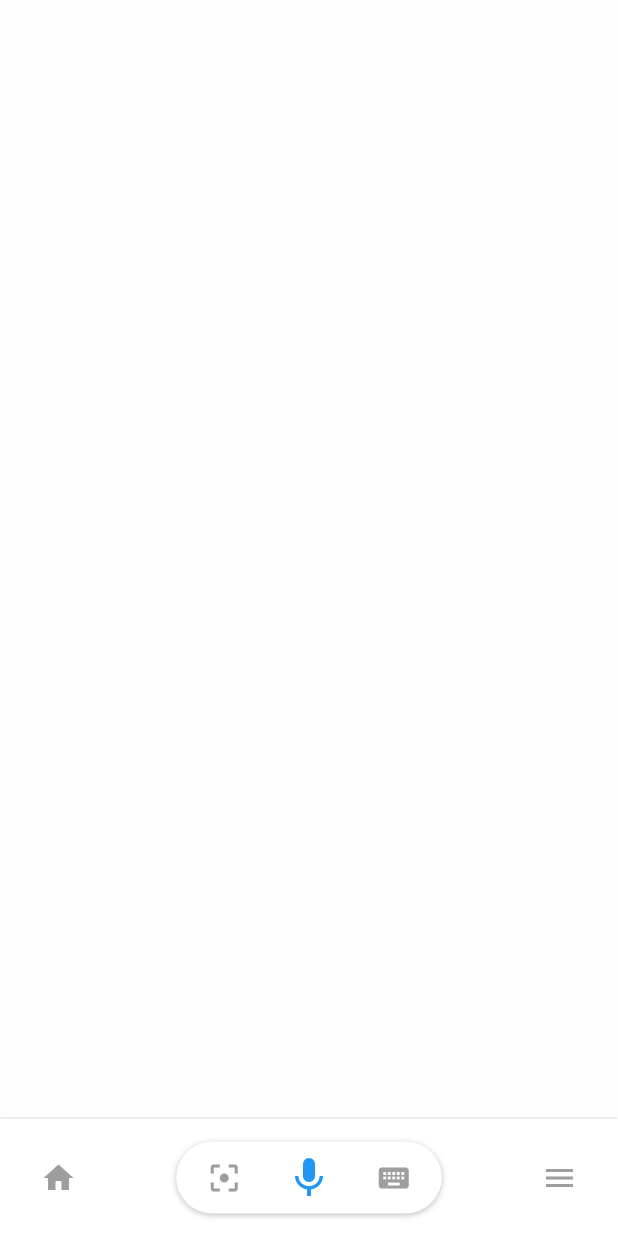
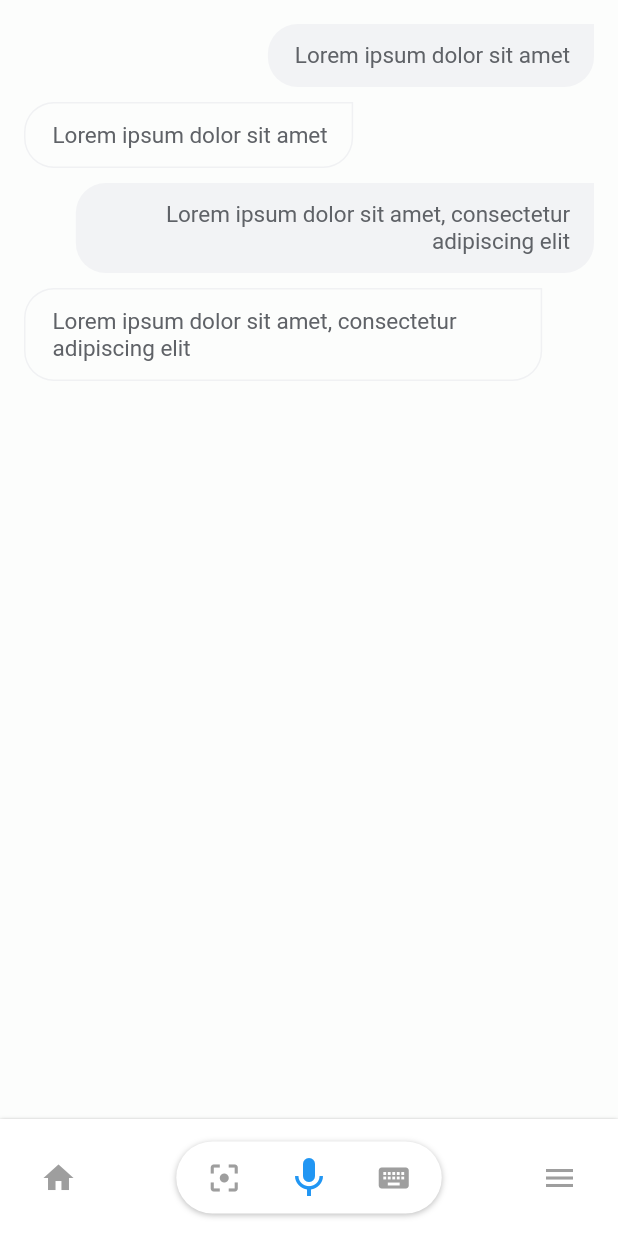
Before and after one commit to tiagoperesduarte/flutter-google-assistant-clone, a Flutter app: the screen it shows after launch, on a phone screen of 412 x 824 dp. Run offline on Flutter 3.47's test engine with Material 2 defaults, Android fonts, the phone set to English and light mode, and no system bars; our stand-ins replace flutter_mobx, lottie, mobx; generated files the repository leaves out were written again.

Commit message:
Adicionado os baloes de mensagem do bot e usuário

```diff
--- a/lib/app/app.dart
+++ b/lib/app/app.dart
@@ -3,6 +3,7 @@ import 'package:flutter/services.dart';
 import 'package:flutterdialogflow/app/pages/home_controller.dart';
 import 'package:flutterdialogflow/app/pages/home_page.dart';
 import 'package:flutterdialogflow/app/widgets/footer/footer_controller.dart';
+import 'package:flutterdialogflow/app/widgets/message_list/message_list_controller.dart';
 import 'package:provider/provider.dart';
 
 class App extends StatelessWidget {
@@ -20,6 +21,7 @@ class App extends StatelessWidget {
     return MultiProvider(
       providers: [
         Provider<FooterController>(create: (_) => FooterController()),
+        Provider<MessageListController>(create: (_) => MessageListController()),
         Provider<HomeController>(create: (_) => HomeController()),
       ],
       child: MaterialApp(
--- a/lib/app/pages/home_page.dart
+++ b/lib/app/pages/home_page.dart
@@ -15,11 +15,18 @@ class _HomePageState extends State<HomePage> {
     final _homeController = Provider.of<HomeController>(context);
 
     return Scaffold(
-      body: Column(
-        children: <Widget>[
-          MessageListWidget(),
-          FooterWidget(),
-        ],
+      body: SafeArea(
+        child: Column(
+          children: <Widget>[
+            Expanded(
+              child: Container(
+                color: Color(0xFFFCFDFC),
+                child: MessageListWidget(),
+              ),
+            ),
+            FooterWidget(),
+          ],
+        ),
       ),
     );
   }
--- a/lib/app/widgets/footer/footer_widget.dart
+++ b/lib/app/widgets/footer/footer_widget.dart
@@ -70,7 +70,7 @@ class _FooterWidgetState extends State<FooterWidget> {
                           builder: (_) {
                             if (_footerController.hasSpeech) {
                               return Lottie.asset(
-                                "assets/lottiefiles/voice_recognition.json",
+                                "assets/lottiefiles/voice_recorder.json",
                                 height: 48,
                               );
                             }
--- /dev/null
+++ b/lib/app/widgets/message/message_widget.dart
@@ -0,0 +1,15 @@
+import 'package:flutter/material.dart';
+import 'package:flutterdialogflow/app/widgets/message_bubble_bot/message_bubble_bot_widget.dart';
+import 'package:flutterdialogflow/app/widgets/message_bubble_user/message_bubble_user_widget.dart';
+
+class MessageWidget extends StatelessWidget {
+  final String text;
+  final bool isUser;
+
+  MessageWidget({this.text, this.isUser});
+
+  @override
+  Widget build(BuildContext context) {
+    return isUser ? MessageBubbleUserWidget(text) : MessageBubbleBotWidget(text);
+  }
+}
--- /dev/null
+++ b/lib/app/widgets/message_bubble_bot/message_bubble_bot_widget.dart
@@ -0,0 +1,60 @@
+import 'package:flutter/material.dart';
+
+class MessageBubbleBotWidget extends StatelessWidget {
+  final String _text;
+
+  MessageBubbleBotWidget(this._text);
+
+  @override
+  Widget build(BuildContext context) {
+    return Container(
+      margin: EdgeInsets.only(
+        top: 5,
+        bottom: 5,
+      ),
+      child: Row(
+        children: <Widget>[
+          Expanded(
+            flex: 10,
+            child: Column(
+              crossAxisAlignment: CrossAxisAlignment.start,
+              children: <Widget>[
+                Container(
+                  padding: EdgeInsets.only(
+                    left: 18,
+                    right: 16,
+                    top: 12,
+                    bottom: 12,
+                  ),
+                  decoration: BoxDecoration(
+                    border: Border.all(
+                      width: 1,
+                      color: Color(0xFFF0F1F3),
+                    ),
+                    borderRadius: BorderRadius.only(
+                      topLeft: Radius.circular(20),
+                      bottomLeft: Radius.circular(20),
+                      bottomRight: Radius.circular(20),
+                    ),
+                  ),
+                  child: Text(
+                    _text,
+                    textAlign: TextAlign.left,
+                    style: TextStyle(
+                      color: Color(0xFF5F6267),
+                      fontSize: 15,
+                    ),
+                  ),
+                ),
+              ],
+            ),
+          ),
+          Expanded(
+            flex: 1,
+            child: Container(),
+          ),
+        ],
+      ),
+    );
+  }
+}
--- /dev/null
+++ b/lib/app/widgets/message_bubble_user/message_bubble_user_widget.dart
@@ -0,0 +1,57 @@
+import 'package:flutter/material.dart';
+
+class MessageBubbleUserWidget extends StatelessWidget {
+  final String _text;
+
+  MessageBubbleUserWidget(this._text);
+
+  @override
+  Widget build(BuildContext context) {
+    return Container(
+      margin: EdgeInsets.only(
+        top: 5,
+        bottom: 5,
+      ),
+      child: Row(
+        children: <Widget>[
+          Expanded(
+            flex: 1,
+            child: Container(),
+          ),
+          Expanded(
+            flex: 10,
+            child: Column(
+              crossAxisAlignment: CrossAxisAlignment.end,
+              children: <Widget>[
+                Container(
+                  padding: EdgeInsets.only(
+                    left: 18,
+                    right: 16,
+                    top: 12,
+                    bottom: 12,
+                  ),
+                  decoration: BoxDecoration(
+                    color: Color(0xFFF2F3F5),
+                    borderRadius: BorderRadius.only(
+                      topLeft: Radius.circular(20),
+                      bottomLeft: Radius.circular(20),
+                      bottomRight: Radius.circular(20),
+                    ),
+                  ),
+                  child: Text(
+                    _text,
+                    textAlign: TextAlign.right,
+                    style: TextStyle(
+                      color: Color(0xFF5F6267),
+                      fontSize: 15,
+                    ),
+                  ),
+                ),
+              ],
+            ),
+          ),
+        ],
+      ),
+    );
+  }
+}
--- /dev/null
+++ b/lib/app/widgets/message_list/message_list_controller.dart
@@ -0,0 +1,7 @@
+import 'package:mobx/mobx.dart';
+
+part 'message_list_controller.g.dart';
+
+class MessageListController = _MessageListControllerBase with _$MessageListController;
+
+abstract class _MessageListControllerBase with Store {}
--- a/lib/app/widgets/message_list/message_list_widget.dart
+++ b/lib/app/widgets/message_list/message_list_widget.dart
@@ -1,4 +1,7 @@
 import 'package:flutter/material.dart';
+import 'package:flutterdialogflow/app/widgets/message/message_widget.dart';
+import 'package:flutterdialogflow/app/widgets/message_list/message_list_controller.dart';
+import 'package:provider/provider.dart';
 
 class MessageListWidget extends StatefulWidget {
   @override
@@ -8,9 +11,35 @@ class MessageListWidget extends StatefulWidget {
 class _MessageListWidgetState extends State<MessageListWidget> {
   @override
   Widget build(BuildContext context) {
-    return Expanded(
-      child: Container(
-        color: Color(0xFFFDFDFD),
+    final _messageListController = Provider.of<MessageListController>(context);
+
+    return Container(
+      padding: EdgeInsets.only(
+        left: 16,
+        right: 16,
+        top: 11,
+        bottom: 11,
+      ),
+      child: Column(
+        crossAxisAlignment: CrossAxisAlignment.stretch,
+        children: <Widget>[
+          MessageWidget(
+            text: "Lorem ipsum dolor sit amet",
+            isUser: true,
+          ),
+          MessageWidget(
+            text: "Lorem ipsum dolor sit amet",
+            isUser: false,
+          ),
+          MessageWidget(
+            text: "Lorem ipsum dolor sit amet, consectetur adipiscing elit",
+            isUser: true,
+          ),
+          MessageWidget(
+            text: "Lorem ipsum dolor sit amet, consectetur adipiscing elit",
+            isUser: false,
+          ),
+        ],
       ),
     );
   }
```
Also changed, not shown: assets/lottiefiles/voice_recorder.json (renamed from assets/lottiefiles/voice_recognition.json), lib/app/widgets/message_list/message_list_controller.g.dart (added).
